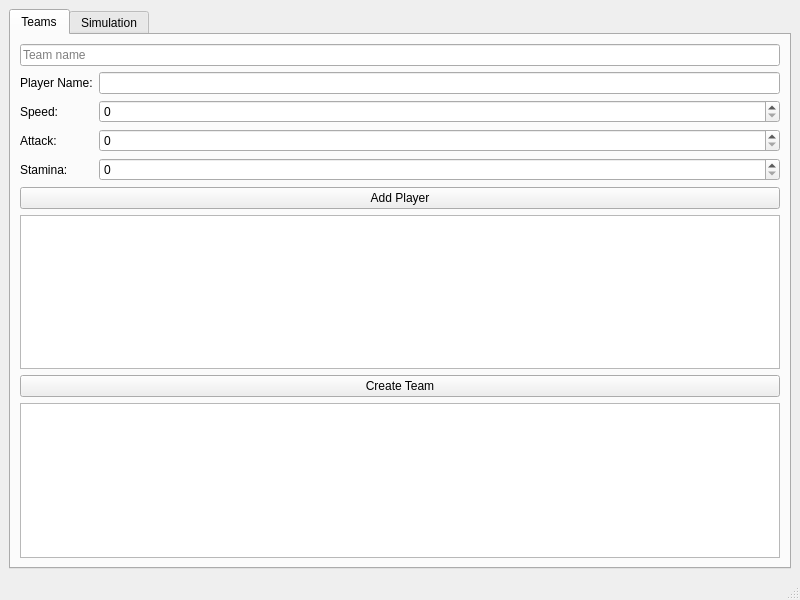
Qt form mainwindow.ui (vladkb-231/coursework) before a commit.
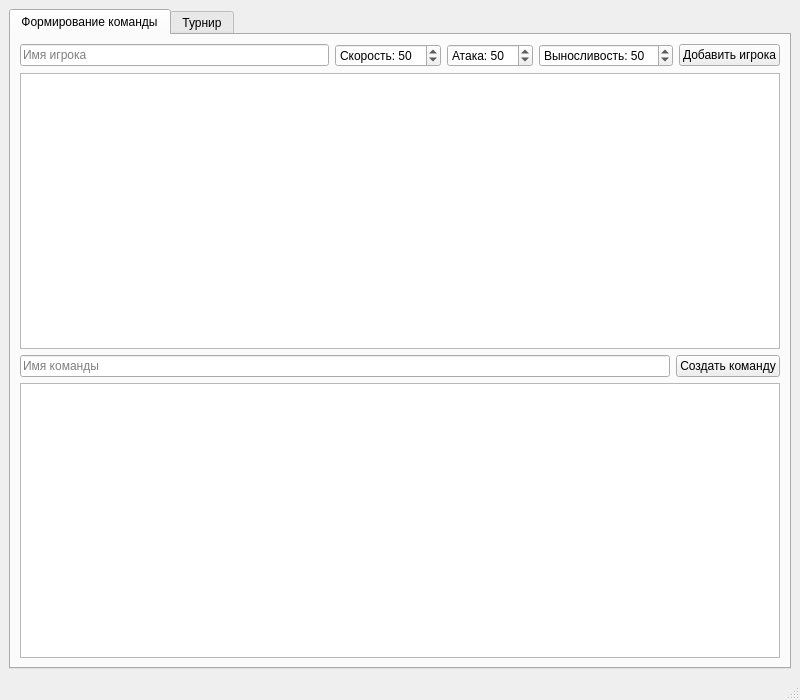
The same form after that commit.

Commit message: Try to integrate simulation into tournament

What changed in the file:
```diff
--- a/mainwindow.ui
+++ b/mainwindow.ui
@@ -7,109 +7,118 @@
     <x>0</x>
     <y>0</y>
     <width>800</width>
-    <height>600</height>
+    <height>700</height>
    </rect>
   </property>
   <property name="windowTitle">
    <string>Volleyball Simulator</string>
   </property>
   <widget class="QWidget" name="centralwidget">
-   <layout class="QHBoxLayout" name="horizontalLayout">
+   <layout class="QVBoxLayout" name="verticalLayoutMain">
     <item>
      <widget class="QTabWidget" name="tabWidget">
-      <widget class="QWidget" name="teamTab">
+      <!-- Вкладка Формирование команды -->
+      <widget class="QWidget" name="tabTeam">
        <attribute name="title">
-        <string>Teams</string>
+        <string>Формирование команды</string>
        </attribute>
-       <layout class="QVBoxLayout" name="verticalLayout">
+       <layout class="QVBoxLayout" name="verticalLayoutTeam">
         <item>
-         <widget class="QLineEdit" name="teamNameEdit">
-          <property name="placeholderText">
-           <string>Team name</string>
-          </property>
-         </widget>
-        </item>
-        <item>
-         <layout class="QFormLayout" name="formLayout">
-          <item row="0" column="0">
-           <widget class="QLabel" name="label">
-            <property name="text">
-             <string>Player Name:</string>
+         <layout class="QHBoxLayout" name="horizontalLayoutPlayerInput">
+          <item>
+           <widget class="QLineEdit" name="playerNameEdit">
+            <property name="placeholderText">
+             <string>Имя игрока</string>
             </property>
            </widget>
           </item>
-          <item row="0" column="1">
-           <widget class="QLineEdit" name="playerNameEdit"/>
-          </item>
-          <item row="1" column="0">
-           <widget class="QLabel" name="label_2">
-            <property name="text">
-             <string>Speed:</string>
+          <item>
+           <widget class="QSpinBox" name="speedSpinBox">
+            <property name="minimum">
+             <number>1</number>
             </property>
-           </widget>
-          </item>
-          <item row="1" column="1">
-           <widget class="QSpinBox" name="speedSpin">
             <property name="maximum">
              <number>100</number>
             </property>
-           </widget>
-          </item>
-          <item row="2" column="0">
-           <widget class="QLabel" name="label_3">
-            <property name="text">
-             <string>Attack:</string>
+            <property name="prefix">
+             <string>Скорость: </string>
             </property>
+            <property name="value">
+             <number>50</number>
+            </property>
            </widget>
           </item>
-          <item row="2" column="1">
-           <widget class="QSpinBox" name="attackSpin">
+          <item>
+           <widget class="QSpinBox" name="attackSpinBox">
+            <property name="minimum">
+             <number>1</number>
+            </property>
             <property name="maximum">
              <number>100</number>
             </property>
-           </widget>
-          </item>
-          <item row="3" column="0">
-           <widget class="QLabel" name="label_4">
-            <property name="text">
-             <string>Stamina:</string>
+            <property name="prefix">
+             <string>Атака: </string>
             </property>
+            <property name="value">
+             <number>50</number>
+            </property>
            </widget>
           </item>
-          <item row="3" column="1">
-           <widget class="QSpinBox" name="staminaSpin">
+          <item>
+           <widget class="QSpinBox" name="staminaSpinBox">
+            <property name="minimum">
+             <number>1</number>
+            </property>
             <property name="maximum">
              <number>100</number>
             </property>
+            <property name="prefix">
+             <string>Выносливость: </string>
+            </property>
+            <property name="value">
+             <number>50</number>
+            </property>
            </widget>
           </item>
+          <item>
+           <widget class="QPushButton" name="addPlayerButton">
+            <property name="text">
+             <string>Добавить игрока</string>
+            </property>
+           </widget>
+          </item>
          </layout>
         </item>
         <item>
-         <widget class="QPushButton" name="addPlayerBtn">
-          <property name="text">
-           <string>Add Player</string>
-          </property>
-         </widget>
+         <widget class="QListWidget" name="playersListWidget"/>
         </item>
         <item>
-         <widget class="QListWidget" name="playersList"/>
+         <layout class="QHBoxLayout" name="horizontalLayoutTeamNameCreate">
+          <item>
+           <widget class="QLineEdit" name="teamNameEdit">
+            <property name="placeholderText">
+             <string>Имя команды</string>
+            </property>
+           </widget>
+          </item>
+          <item>
+           <widget class="QPushButton" name="createTeamButton">
+            <property name="text">
+             <string>Создать команду</string>
+            </property>
+           </widget>
+          </item>
+         </layout>
         </item>
         <item>
-         <widget class="QPushButton" name="createTeamBtn">
-          <property name="text">
-           <string>Create Team</string>
-          </property>
-         </widget>
-        </item>
-        <item>
-         <widget class="QListWidget" name="teamsList"/>
+         <widget class="QListWidget" name="teamsListWidget"/>
         </item>
        </layout>
       </widget>
-      <widget class="QWidget" name="simulationTab">
+      <!-- Вкладка Турнир -->
+      <widget class="QWidget" name="tabTournament">
        <attribute name="title">
-        <string>Simulation</string>
+        <string>Турнир</string>
        </attribute>
        <layout class="QVBoxLayout" name="verticalLayout_2">
         <item>
```
Left out of the diff: 93 changed lines with no effect on the pictures. The commit also changes 62 other files.
